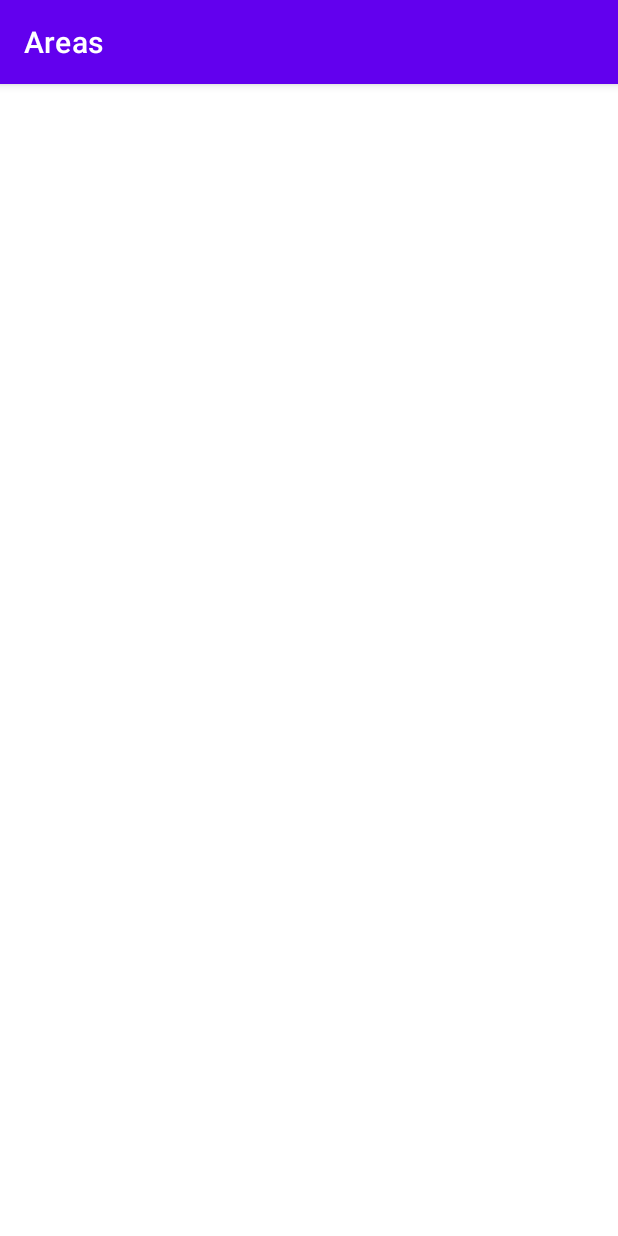
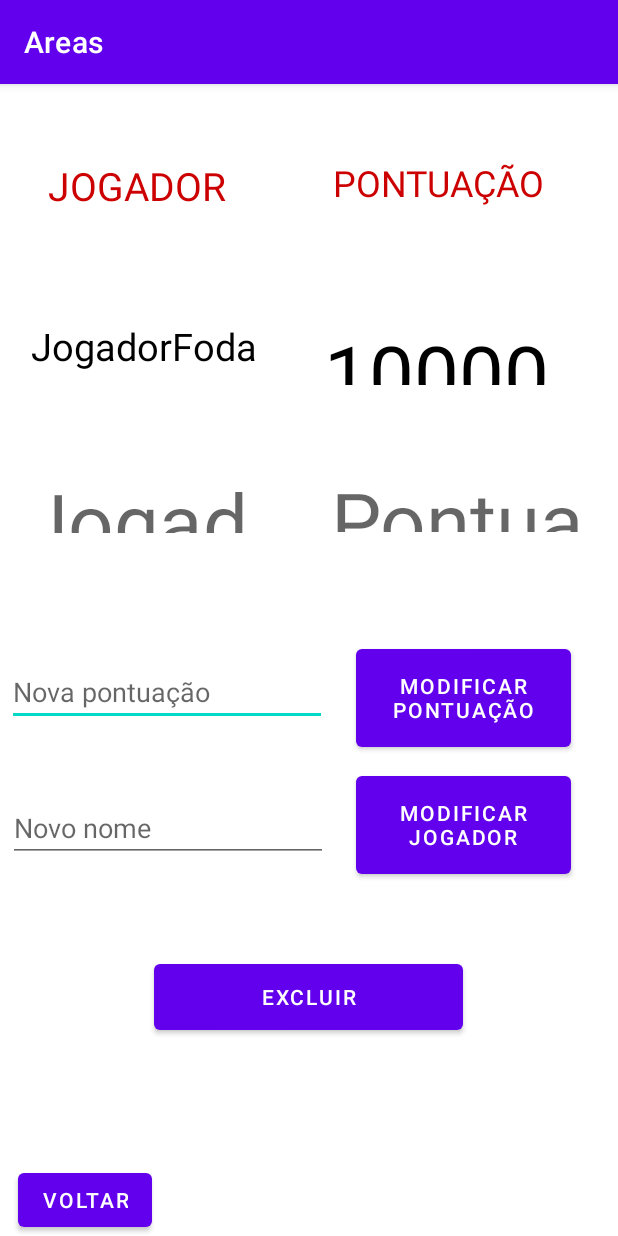
Before and after one commit to Guinhovhrm/ProjetoPDM, an Android app: the ActivityPontuacao screen opened directly, with no data from a screen before it, on a phone screen of 412 x 824 dp. Run offline under Robolectric (Android 15) with nearby library versions, the phone set to English and light mode, and no system bars; Roboto replaces fonts that are not available here.

Commit message:
Projeto tá estranhão, mas vai ficar assim;

```diff
--- a/app/src/main/java/com/example/areas/ActivityPontuacao.java
+++ b/app/src/main/java/com/example/areas/ActivityPontuacao.java
@@ -2,13 +2,68 @@ package com.example.areas;
 
 import androidx.appcompat.app.AppCompatActivity;
 
+import android.content.Intent;
 import android.os.Bundle;
+import android.view.View;
+import android.widget.Button;
+import android.widget.EditText;
+import android.widget.TextView;
 
 public class ActivityPontuacao extends AppCompatActivity {
+    Button btnModificarPont, btnModificarPlayer, btnExcluir, btnVoltar;
+    TextView tvJogador;
+    TextView tvPontuacaoJogador;
+    EditText edNovaPont, edNovoPlayer;
 
     @Override
     protected void onCreate(Bundle savedInstanceState) {
         super.onCreate(savedInstanceState);
         setContentView(R.layout.activity_pontuacao);
+        Intent in = getIntent();
+        btnModificarPont = findViewById(R.id.btnModificarPont);
+        btnModificarPlayer = findViewById(R.id.btnModificarPlayer);
+        btnExcluir = findViewById(R.id.btnExcluir);
+        btnVoltar = findViewById(R.id.btnVoltar);
+        tvJogador = findViewById(R.id.tvJogador);
+        tvPontuacaoJogador = findViewById(R.id.tvPontuacaoJogador);
+        edNovaPont = findViewById(R.id.edNovaPont);
+        edNovoPlayer = findViewById(R.id.edNovoPlayer);
+
+        //------------??????????POR QUE NÃO FUNCIONA??????????------------
+        tvJogador.setText(in.getStringExtra("Player"));
+        tvPontuacaoJogador.setText(in.getStringExtra("Pontuacao"));
+        //------------??????????POR QUE NÃO FUNCIONA??????????------------
+
+        btnModificarPont.setOnClickListener(new View.OnClickListener() {
+            @Override
+            public void onClick(View view) {
+                String pontuacaoNova = edNovaPont.getText().toString();
+                tvPontuacaoJogador.setText(pontuacaoNova);
+
+            }
+        });
+        btnModificarPlayer.setOnClickListener(new View.OnClickListener() {
+            @Override
+            public void onClick(View view) {
+                String playerNovo = edNovoPlayer.getText().toString();
+                tvJogador.setText(playerNovo);
+
+            }
+        });
+        btnExcluir.setOnClickListener(new View.OnClickListener() {
+            @Override
+            public void onClick(View view) {
+                tvJogador.setText("");
+                tvPontuacaoJogador.setText("");
+            }
+        });
+        btnVoltar.setOnClickListener(new View.OnClickListener() {
+            @Override
+            public void onClick(View view) {
+                Intent in = new Intent(ActivityPontuacao.this, Menu.class);
+                startActivity(in);
+            }
+        });
+
     }
 }
--- a/app/src/main/java/com/example/areas/Menu.java
+++ b/app/src/main/java/com/example/areas/Menu.java
@@ -22,11 +22,13 @@ public class Menu extends AppCompatActivity {
         btnCalc = findViewById(R.id.btnCalc);
         edNomeUser = findViewById(R.id.edNomeUser);
         Usuario user = new Usuario();
+        int pont = 0; //por enquanto é 0, já que não tem o jogo
 
         btnSalvar.setOnClickListener(new View.OnClickListener() {
             @Override
             public void onClick(View view) {
                 user.setNomeUsuario(edNomeUser.toString());
+                user.setPontuacaoUsuario(pont);
 
             }
         });
@@ -38,6 +40,17 @@ public class Menu extends AppCompatActivity {
 
             }
         });
+        btnPont.setOnClickListener(new View.OnClickListener() {
+            @Override
+            public void onClick(View view) {
+                in = new Intent(Menu.this, ActivityPontuacao.class);
+
+
+                in.putExtra("Player", user.getNomeUsuario());
+                in.putExtra("Pontuacao", user.getPontuacaoUsuario());
+                startActivity(in);
+            }
+        });
 
 
 
--- a/app/src/main/res/layout/activity_pontuacao.xml
+++ b/app/src/main/res/layout/activity_pontuacao.xml
@@ -6,4 +6,157 @@
     android:layout_height="match_parent"
     tools:context=".ActivityPontuacao">
 
+    <Button
+        android:id="@+id/btnExcluir"
+        android:layout_width="206dp"
+        android:layout_height="56dp"
+        android:layout_marginStart="102dp"
+        android:layout_marginEnd="103dp"
+        android:layout_marginBottom="83dp"
+        android:text="Excluir"
+        app:layout_constraintBottom_toTopOf="@+id/btnVoltar"
+        app:layout_constraintEnd_toEndOf="parent"
+        app:layout_constraintStart_toStartOf="parent" />
+
+    <Button
+        android:id="@+id/btnModificarPlayer"
+        android:layout_width="143dp"
+        android:layout_height="77dp"
+        android:layout_marginStart="237dp"
+        android:layout_marginEnd="31dp"
+        android:layout_marginBottom="48dp"
+        android:text="Modificar Jogador"
+        app:layout_constraintBottom_toTopOf="@+id/btnExcluir"
+        app:layout_constraintEnd_toEndOf="parent"
+        app:layout_constraintStart_toStartOf="parent" />
+
+    <Button
+        android:id="@+id/btnModificarPont"
+        android:layout_width="143dp"
+        android:layout_height="77dp"
+        android:layout_marginStart="237dp"
+        android:layout_marginEnd="31dp"
+        android:layout_marginBottom="7dp"
+        android:text="Modificar Pontuação"
+        app:layout_constraintBottom_toTopOf="@+id/btnModificarPlayer"
+        app:layout_constraintEnd_toEndOf="parent"
+        app:layout_constraintStart_toStartOf="parent" />
+
+    <TextView
+        android:id="@+id/tvPontuacaoMVP"
+        android:layout_width="175dp"
+        android:layout_height="44dp"
+        android:layout_marginBottom="54dp"
+        android:text="100000"
+        android:textColor="@color/black"
+        android:textSize="80px"
+        app:layout_constraintBottom_toTopOf="@+id/tvPontuacaoJogador"
+        app:layout_constraintEnd_toEndOf="parent"
+        app:layout_constraintStart_toEndOf="@+id/tvMVP" />
+
+    <TextView
+        android:id="@+id/tvMVP"
+        android:layout_width="175dp"
+        android:layout_height="44dp"
+        android:layout_marginBottom="54dp"
+        android:text="JogadorFoda"
+        android:textColor="@color/black"
+        android:textSize="25sp"
+        app:layout_constraintBottom_toTopOf="@+id/tvJogador"
+        app:layout_constraintEnd_toStartOf="@+id/tvPontuacaoMVP"
+        app:layout_constraintStart_toStartOf="parent" />
+
+    <TextView
+        android:id="@+id/tvPontuacaoJogador"
+        android:layout_width="175dp"
+        android:layout_height="44dp"
+        android:layout_marginEnd="16dp"
+        android:layout_marginBottom="72dp"
+        android:hint="Pontuação "
+        android:textColor="@color/black"
+        android:textSize="80px"
+        app:layout_constraintBottom_toTopOf="@+id/btnModificarPont"
+        app:layout_constraintEnd_toEndOf="parent" />
+
+    <TextView
+        android:id="@+id/tvJogador"
+        android:layout_width="175dp"
+        android:layout_height="44dp"
+        android:layout_marginStart="16dp"
+        android:layout_marginEnd="30dp"
+        android:layout_marginBottom="83dp"
+        android:hint="Jogador "
+        android:textColor="@color/black"
+        android:textSize="80px"
+        app:layout_constraintBottom_toTopOf="@+id/edNovaPont"
+        app:layout_constraintEnd_toStartOf="@+id/tvPontuacaoJogador"
+        app:layout_constraintStart_toStartOf="parent" />
+
+    <TextView
+        android:id="@+id/textView14"
+        android:layout_width="158dp"
+        android:layout_height="34dp"
+        android:layout_marginTop="32dp"
+        android:layout_marginBottom="56dp"
+        android:text="JOGADOR"
+        android:textColor="@android:color/holo_red_dark"
+        android:textSize="26sp"
+        app:layout_constraintBottom_toTopOf="@+id/tvMVP"
+        app:layout_constraintEnd_toStartOf="@+id/textView15"
+        app:layout_constraintStart_toStartOf="parent"
+        app:layout_constraintTop_toTopOf="parent" />
+
+    <TextView
+        android:id="@+id/textView15"
+        android:layout_width="158dp"
+        android:layout_height="34dp"
+        android:layout_marginTop="32dp"
+        android:layout_marginBottom="56dp"
+        android:text="PONTUAÇÃO"
+        android:textColor="@android:color/holo_red_dark"
+        android:textSize="24sp"
+        app:layout_constraintBottom_toTopOf="@+id/tvPontuacaoMVP"
+        app:layout_constraintEnd_toEndOf="parent"
+        app:layout_constraintStart_toEndOf="@+id/textView14"
+        app:layout_constraintTop_toTopOf="parent" />
+
+    <EditText
+        android:id="@+id/edNovaPont"
+        android:layout_width="wrap_content"
+        android:layout_height="wrap_content"
+        android:layout_marginStart="6dp"
+        android:layout_marginEnd="21dp"
+        android:layout_marginBottom="45dp"
+        android:ems="10"
+        android:hint="Nova pontuação"
+        android:inputType="textPersonName"
+        app:layout_constraintBottom_toTopOf="@+id/edNovoPlayer"
+        app:layout_constraintEnd_toStartOf="@+id/btnModificarPont"
+        app:layout_constraintStart_toStartOf="parent" />
+
+    <EditText
+        android:id="@+id/edNovoPlayer"
+        android:layout_width="wrap_content"
+        android:layout_height="wrap_content"
+        android:layout_marginStart="7dp"
+        android:layout_marginEnd="21dp"
+        android:layout_marginBottom="249dp"
+        android:ems="10"
+        android:hint="Novo nome"
+        android:inputType="textPersonName"
+        app:layout_constraintBottom_toBottomOf="parent"
+        app:layout_constraintEnd_toStartOf="@+id/btnModificarPlayer"
+        app:layout_constraintStart_toStartOf="parent" />
+
+    <Button
+        android:id="@+id/btnVoltar"
+        android:layout_width="wrap_content"
+        android:layout_height="wrap_content"
+        android:layout_marginStart="9dp"
+        android:layout_marginEnd="308dp"
+        android:text="Voltar"
+        app:layout_constraintBottom_toBottomOf="parent"
+        app:layout_constraintEnd_toEndOf="parent"
+        app:layout_constraintStart_toStartOf="parent" />
+
 </androidx.constraintlayout.widget.ConstraintLayout>
```
